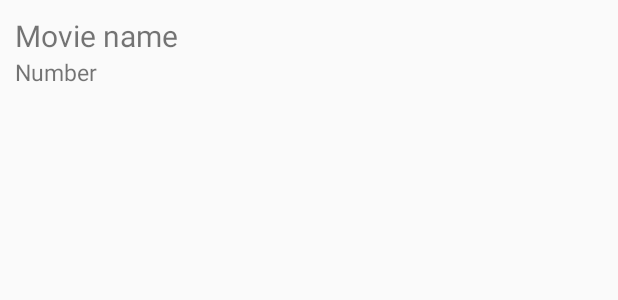
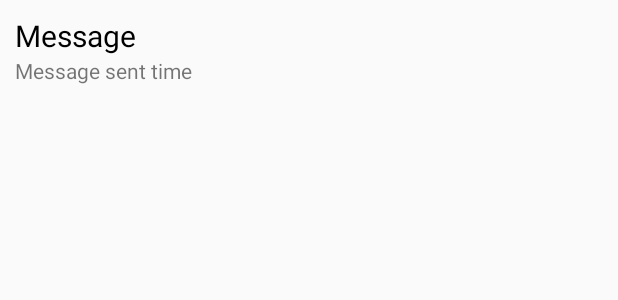
Before and after one commit to tatuvt/SimplerToast, an Android app: the layout list_item.xml on its own in the app's theme, with its tools: preview values and no code run, on a phone screen of 412 x 824 dp. Shown: the top 300 px of the screen. Run offline under Robolectric (Android 15) with nearby library versions, the phone set to English and light mode, and no system bars.

```diff
--- a/app/src/main/java/com/hailer/simplertoast/MessageData.kt
+++ b/app/src/main/java/com/hailer/simplertoast/MessageData.kt
@@ -1,3 +1,4 @@
 package com.hailer.simplertoast
 
-data class Message ( val id: Long, val message: String, val secret: String)
+
+data class Message ( val id: Long, val message: String, val secret: String, val created: String)
--- a/app/src/main/res/layout/list_item.xml
+++ b/app/src/main/res/layout/list_item.xml
@@ -7,17 +7,18 @@
     android:padding="10dp">
 
  <TextView
-     android:id="@+id/movie_name"
+     android:id="@+id/message_content"
      android:layout_width="wrap_content"
      android:layout_height="wrap_content"
-     android:textSize="20dp"
-     tools:text="Movie name" />
+     android:textSize="20sp"
+     android:textColor="#000000"
+     tools:text="Message" />
 
  <TextView
-     android:id="@+id/movie_id"
+     android:id="@+id/message_sent"
      android:layout_width="wrap_content"
      android:layout_height="wrap_content"
-     android:textSize="15dp"
-     tools:text="Number" />
+     android:textSize="14sp"
+     tools:text="Message sent time" />
 
 </LinearLayout>
```
Also changed, not shown: app/src/main/java/com/hailer/simplertoast/MainActivity.kt (+10 -2 lines), app/src/main/java/com/hailer/simplertoast/MovieAdapter.kt (+7 -5 lines).
